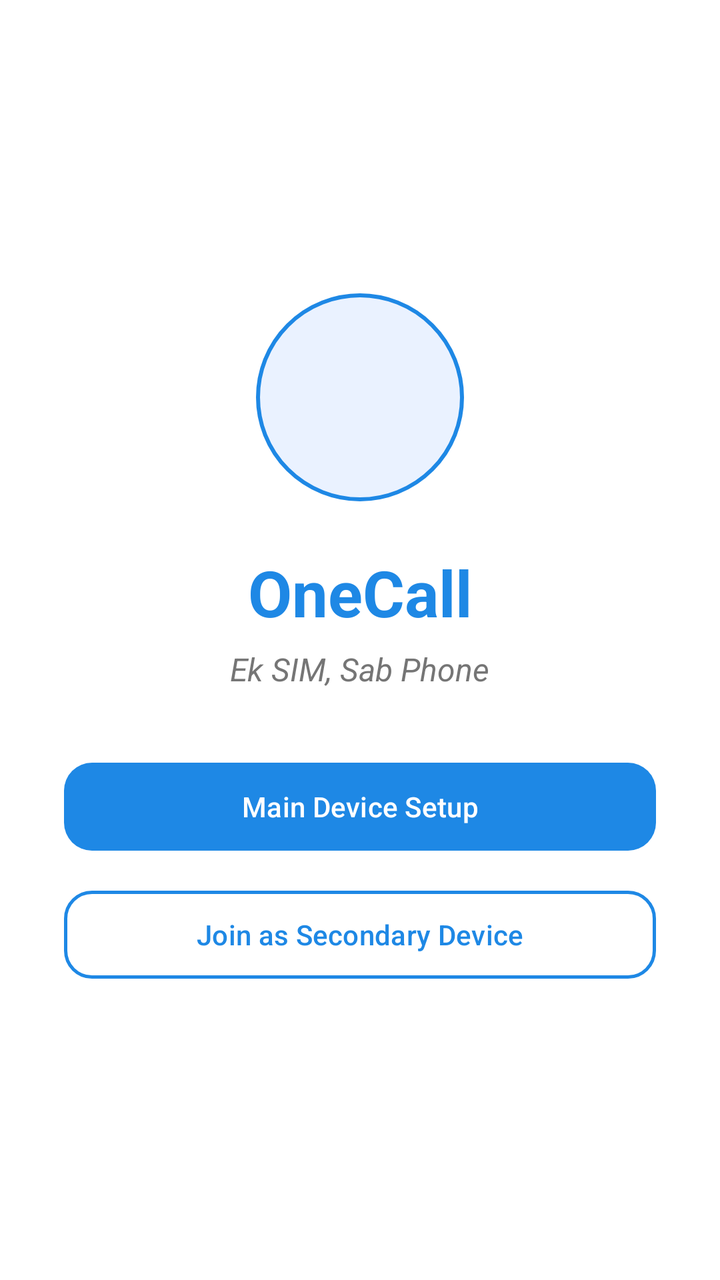
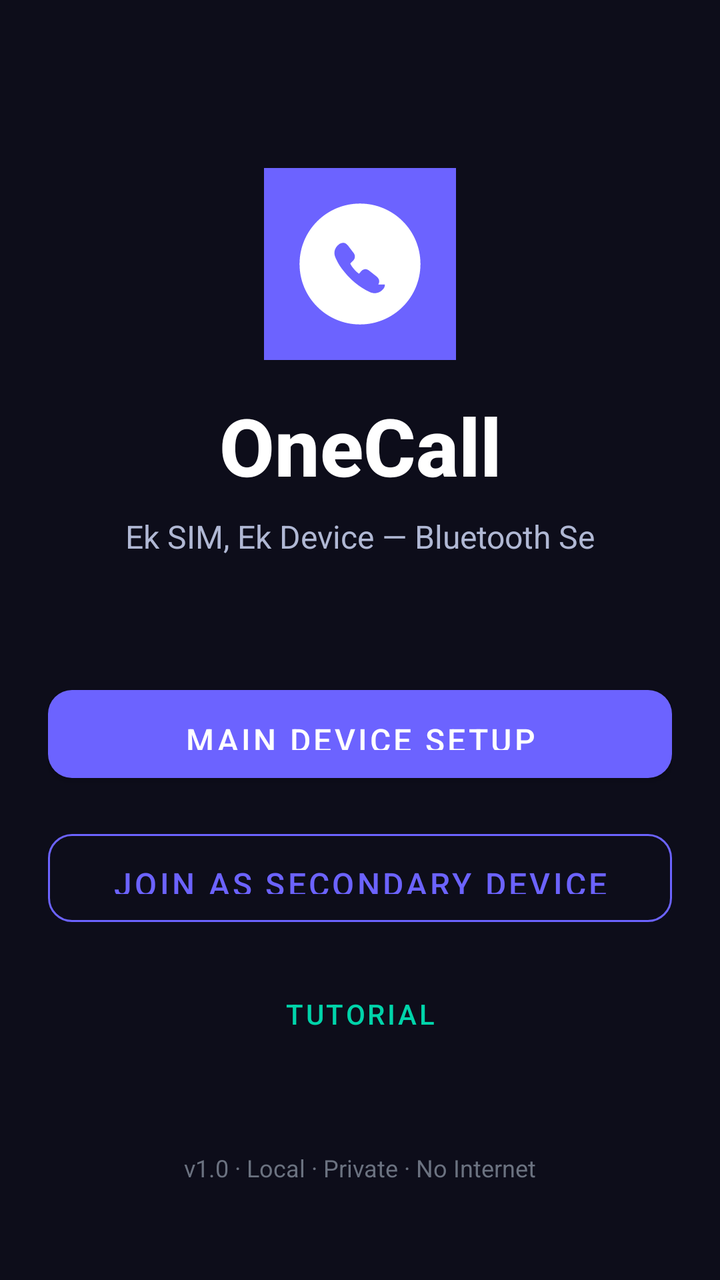

Before-and-after screenshots of an Android layout around one commit, followed by the original layout XML and the change that was made.
<!-- AndroidManifest.xml: application theme Theme.OneCall -->
<!-- res/layout/fragment_welcome.xml -->
<?xml version="1.0" encoding="utf-8"?>
<androidx.constraintlayout.widget.ConstraintLayout xmlns:android="http://schemas.android.com/apk/res/android"
    xmlns:app="http://schemas.android.com/apk/res-auto"
    xmlns:tools="http://schemas.android.com/tools"
    android:layout_width="match_parent"
    android:layout_height="match_parent"
    android:background="@color/onecall_background"
    tools:context=".ui.screens.WelcomeFragment">

    <LinearLayout
        android:id="@+id/welcomeContent"
        android:layout_width="0dp"
        android:layout_height="wrap_content"
        android:gravity="center_horizontal"
        android:orientation="vertical"
        android:paddingLeft="32dp"
        android:paddingTop="24dp"
        android:paddingRight="32dp"
        android:paddingBottom="24dp"
        app:layout_constraintBottom_toBottomOf="parent"
        app:layout_constraintEnd_toEndOf="parent"
        app:layout_constraintStart_toStartOf="parent"
        app:layout_constraintTop_toTopOf="parent">

        <View
            android:id="@+id/logoPlaceholder"
            android:layout_width="104dp"
            android:layout_height="104dp"
            android:background="@drawable/bg_logo_placeholder" />

        <TextView
            android:id="@+id/appNameText"
            android:layout_width="wrap_content"
            android:layout_height="wrap_content"
            android:layout_marginTop="24dp"
            android:fontFamily="sans-serif"
            android:text="@string/app_name"
            android:textColor="@color/onecall_blue"
            android:textSize="32sp"
            android:textStyle="bold" />

        <TextView
            android:id="@+id/taglineText"
            android:layout_width="wrap_content"
            android:layout_height="wrap_content"
            android:layout_marginTop="6dp"
            android:fontFamily="sans-serif"
            android:text="@string/welcome_tagline"
            android:textColor="@color/onecall_gray"
            android:textSize="16sp"
            android:textStyle="italic" />

        <com.google.android.material.button.MaterialButton
            android:id="@+id/mainDeviceSetupButton"
            android:layout_width="match_parent"
            android:layout_height="52dp"
            android:layout_marginTop="32dp"
            android:text="@string/main_device_setup"
            android:textAllCaps="false"
            android:textColor="@color/onecall_white"
            app:cornerRadius="14dp"
            app:backgroundTint="@color/onecall_blue" />

        <com.google.android.material.button.MaterialButton
            android:id="@+id/secondaryDeviceSetupButton"
            style="@style/Widget.Material3.Button.OutlinedButton"
            android:layout_width="match_parent"
            android:layout_height="52dp"
            android:layout_marginTop="12dp"
            android:text="@string/join_as_secondary_device"
            android:textAllCaps="false"
            android:textColor="@color/onecall_blue"
            app:cornerRadius="14dp"
            app:strokeColor="@color/onecall_blue"
            app:strokeWidth="1.5dp" />
    </LinearLayout>

</androidx.constraintlayout.widget.ConstraintLayout>
<!-- resources referenced by this layout -->
<resources>
  <color name="onecall_background">#FFFFFF</color>
  <color name="onecall_blue">#1E88E5</color>
  <color name="onecall_gray">#757575</color>
  <color name="onecall_white">#FFFFFF</color>
  <!-- drawable bg_logo_placeholder (drawable) -->
  <?xml version="1.0" encoding="utf-8"?>
  <shape xmlns:android="http://schemas.android.com/apk/res/android" android:shape="oval">
      <solid android:color="@color/onecall_placeholder" />
      <stroke
          android:width="2dp"
          android:color="@color/onecall_blue" />
  </shape>
  <string name="app_name">OneCall</string>
  <string name="join_as_secondary_device">Join as Secondary Device</string>
  <string name="main_device_setup">Main Device Setup</string>
  <string name="welcome_tagline">Ek SIM, Sab Phone</string>
  <style name="Theme.OneCall" parent="Theme.Material3.Light.NoActionBar">
          <item name="colorPrimary">@color/onecall_blue</item>
          <item name="colorSecondary">@color/onecall_blue_dark</item>
          <item name="colorTertiary">@color/onecall_blue_dark</item>
          <item name="android:statusBarColor">@color/onecall_background</item>
          <item name="android:navigationBarColor">@color/onecall_background</item>
          <item name="android:windowBackground">@color/onecall_background</item>
      </style>
  <color name="onecall_placeholder">#EAF2FF</color>
  <color name="onecall_blue_dark">#1565C0</color>
</resources>

<!-- the commit's change to res/layout/fragment_welcome.xml (unified diff, before → after) -->
@@ -1,78 +1,106 @@
 <?xml version="1.0" encoding="utf-8"?>
-<androidx.constraintlayout.widget.ConstraintLayout xmlns:android="http://schemas.android.com/apk/res/android"
+<ScrollView
+    xmlns:android="http://schemas.android.com/apk/res/android"
     xmlns:app="http://schemas.android.com/apk/res-auto"
-    xmlns:tools="http://schemas.android.com/tools"
     android:layout_width="match_parent"
     android:layout_height="match_parent"
-    android:background="@color/onecall_background"
-    tools:context=".ui.screens.WelcomeFragment">
+    android:background="@color/bg_dark"
+    android:fillViewport="true">
 
-    <LinearLayout
-        android:id="@+id/welcomeContent"
-        android:layout_width="0dp"
+    <androidx.constraintlayout.widget.ConstraintLayout
+        android:layout_width="match_parent"
         android:layout_height="wrap_content"
-        android:gravity="center_horizontal"
-        android:orientation="vertical"
-        android:paddingLeft="32dp"
-        android:paddingTop="24dp"
-        android:paddingRight="32dp"
-        android:paddingBottom="24dp"
-        app:layout_constraintBottom_toBottomOf="parent"
-        app:layout_constraintEnd_toEndOf="parent"
-        app:layout_constraintStart_toStartOf="parent"
-        app:layout_constraintTop_toTopOf="parent">
+        android:padding="24dp"
+        android:minHeight="600dp">
 
-        <View
-            android:id="@+id/logoPlaceholder"
-            android:layout_width="104dp"
-            android:layout_height="104dp"
-            android:background="@drawable/bg_logo_placeholder" />
+        
+        <ImageView
+            android:id="@+id/iv_logo"
+            android:layout_width="96dp"
+            android:layout_height="96dp"
+            android:src="@drawable/ic_app_icon"
+            app:layout_constraintTop_toTopOf="parent"
+            app:layout_constraintStart_toStartOf="parent"
+            app:layout_constraintEnd_toEndOf="parent"
+            android:layout_marginTop="60dp" />
 
+        
         <TextView
-            android:id="@+id/appNameText"
+            android:id="@+id/tv_app_name"
             android:layout_width="wrap_content"
             android:layout_height="wrap_content"
-            android:layout_marginTop="24dp"
-            android:fontFamily="sans-serif"
             android:text="@string/app_name"
-            android:textColor="@color/onecall_blue"
-            android:textSize="32sp"
-            android:textStyle="bold" />
+            android:textSize="40sp"
+            android:textStyle="bold"
+            android:textColor="@color/text_primary"
+            android:fontFamily="sans-serif-medium"
+            app:layout_constraintTop_toBottomOf="@id/iv_logo"
+            app:layout_constraintStart_toStartOf="parent"
+            app:layout_constraintEnd_toEndOf="parent"
+            android:layout_marginTop="16dp" />
 
+        
         <TextView
-            android:id="@+id/taglineText"
+            android:id="@+id/tv_tagline"
             android:layout_width="wrap_content"
             android:layout_height="wrap_content"
-            android:layout_marginTop="6dp"
-            android:fontFamily="sans-serif"
-            android:text="@string/welcome_tagline"
-            android:textColor="@color/onecall_gray"
+            android:text="@string/tagline"
             android:textSize="16sp"
-            android:textStyle="italic" />
+            android:textColor="@color/text_secondary"
+            app:layout_constraintTop_toBottomOf="@id/tv_app_name"
+            app:layout_constraintStart_toStartOf="parent"
+            app:layout_constraintEnd_toEndOf="parent"
+            android:layout_marginTop="8dp" />
 
+        
         <com.google.android.material.button.MaterialButton
-            android:id="@+id/mainDeviceSetupButton"
-            android:layout_width="match_parent"
-            android:layout_height="52dp"
-            android:layout_marginTop="32dp"
-            android:text="@string/main_device_setup"
-            android:textAllCaps="false"
-            android:textColor="@color/onecall_white"
-            app:cornerRadius="14dp"
-            app:backgroundTint="@color/onecall_blue" />
+            android:id="@+id/btn_main_device"
+            android:layout_width="0dp"
+            android:layout_height="56dp"
+            android:text="@string/btn_main_device_setup"
+            style="@style/Widget.OneCall.Button.Primary"
+            app:layout_constraintTop_toBottomOf="@id/tv_tagline"
+            app:layout_constraintStart_toStartOf="parent"
+            app:layout_constraintEnd_toEndOf="parent"
+            android:layout_marginTop="60dp" />
 
+        
         <com.google.android.material.button.MaterialButton
-            android:id="@+id/secondaryDeviceSetupButton"
-            style="@style/Widget.Material3.Button.OutlinedButton"
-            android:layout_width="match_parent"
-            android:layout_height="52dp"
-            android:layout_marginTop="12dp"
-            android:text="@string/join_as_secondary_device"
-            android:textAllCaps="false"
-            android:textColor="@color/onecall_blue"
-            app:cornerRadius="14dp"
-            app:strokeColor="@color/onecall_blue"
-            app:strokeWidth="1.5dp" />
-    </LinearLayout>
+            android:id="@+id/btn_secondary_device"
+            android:layout_width="0dp"
+            android:layout_height="56dp"
+            android:text="@string/btn_join_secondary"
+            style="@style/Widget.OneCall.Button.Secondary"
+            app:layout_constraintTop_toBottomOf="@id/btn_main_device"
+            app:layout_constraintStart_toStartOf="parent"
+            app:layout_constraintEnd_toEndOf="parent"
+            android:layout_marginTop="16dp" />
 
-</androidx.constraintlayout.widget.ConstraintLayout>
+        
+        <com.google.android.material.button.MaterialButton
+            android:id="@+id/btn_tutorial"
+            android:layout_width="wrap_content"
+            android:layout_height="wrap_content"
+            android:text="@string/btn_tutorial"
+            style="@style/Widget.OneCall.Button.Text"
+            app:layout_constraintTop_toBottomOf="@id/btn_secondary_device"
+            app:layout_constraintStart_toStartOf="parent"
+            app:layout_constraintEnd_toEndOf="parent"
+            android:layout_marginTop="16dp" />
+
+        
+        <TextView
+            android:id="@+id/tv_version"
+            android:layout_width="wrap_content"
+            android:layout_height="wrap_content"
+            android:text="v1.0 · Local · Private · No Internet"
+            android:textSize="12sp"
+            android:textColor="@color/text_hint"
+            app:layout_constraintBottom_toBottomOf="parent"
+            app:layout_constraintStart_toStartOf="parent"
+            app:layout_constraintEnd_toEndOf="parent"
+            android:layout_marginBottom="24dp" />
+
+    </androidx.constraintlayout.widget.ConstraintLayout>
+
+</ScrollView>
<!-- resource entries referenced after the edit -->
@@ -1,30 +1,72 @@
 <!-- resources referenced by this layout -->
 <resources>
-  <color name="onecall_background">#FFFFFF</color>
-  <color name="onecall_blue">#1E88E5</color>
-  <color name="onecall_gray">#757575</color>
-  <color name="onecall_white">#FFFFFF</color>
-  <!-- drawable bg_logo_placeholder (drawable) -->
+  <color name="bg_dark">#0D0D1A</color>
+  <color name="text_hint">#6B7280</color>
+  <color name="text_primary">#FFFFFF</color>
+  <color name="text_secondary">#B0B8D4</color>
+  <!-- drawable ic_app_icon (drawable) -->
   <?xml version="1.0" encoding="utf-8"?>
-  <shape xmlns:android="http://schemas.android.com/apk/res/android" android:shape="oval">
-      <solid android:color="@color/onecall_placeholder" />
-      <stroke
-          android:width="2dp"
-          android:color="@color/onecall_blue" />
-  </shape>
+  <vector xmlns:android="http://schemas.android.com/apk/res/android"
+      android:width="108dp"
+      android:height="108dp"
+      android:viewportWidth="108"
+      android:viewportHeight="108">
+      <path
+          android:fillColor="#6C63FF"
+          android:pathData="M0,0 H108 V108 H0 Z" />
+      
+      <path
+          android:fillColor="#FFFFFF"
+          android:pathData="M54,20 C35.2,20 20,35.2 20,54 C20,72.8 35.2,88 54,88 C72.8,88 88,72.8 88,54 C88,35.2 72.8,20 54,20 Z
+                            M68,65.5 C68,66.3 67.8,67.1 67.3,67.8 C66.3,69.1 65,70 63.4,70.3 C62,70.6 60.6,70.3 59.3,69.7
+                            C56.4,68.3 53.7,66.6 51.3,64.6 C49,62.7 46.9,60.6 45.1,58.3 C43.2,56.1 41.6,53.6 40.4,50.9
+                            C39.8,49.6 39.4,48.2 39.7,46.7 C40,45.2 40.9,43.9 42.2,42.9 C42.9,42.4 43.7,42.1 44.5,42.1
+                            C44.8,42.1 45.1,42.1 45.4,42.2 C46.2,42.5 46.8,43.1 47.3,43.7 L50.5,47.9 C51,48.6 51.2,49.4 51.1,50.2
+                            C51,51 50.6,51.7 50,52.2 L48.7,53.5 C48.6,53.6 48.6,53.8 48.6,53.9 C49.1,54.9 49.7,55.8 50.5,56.7
+                            C51.3,57.7 52.2,58.6 53.2,59.3 C53.4,59.5 53.5,59.4 53.6,59.3 L54.8,57.9 C55.4,57.3 56.1,57 56.9,56.9
+                            C57.7,56.9 58.5,57.2 59.1,57.7 L63.3,61 C63.9,61.5 64.5,62.2 64.7,63 C65,63.9 64.7,64.8 64.3,65.5 Z"
+          android:fillType="evenOdd" />
+  </vector>
   <string name="app_name">OneCall</string>
-  <string name="join_as_secondary_device">Join as Secondary Device</string>
-  <string name="main_device_setup">Main Device Setup</string>
-  <string name="welcome_tagline">Ek SIM, Sab Phone</string>
-  <style name="Theme.OneCall" parent="Theme.Material3.Light.NoActionBar">
-          <item name="colorPrimary">@color/onecall_blue</item>
-          <item name="colorSecondary">@color/onecall_blue_dark</item>
-          <item name="colorTertiary">@color/onecall_blue_dark</item>
-          <item name="android:statusBarColor">@color/onecall_background</item>
-          <item name="android:navigationBarColor">@color/onecall_background</item>
-          <item name="android:windowBackground">@color/onecall_background</item>
+  <string name="btn_join_secondary">Join as Secondary Device</string>
+  <string name="btn_main_device_setup">Main Device Setup</string>
+  <string name="btn_tutorial">Tutorial</string>
+  <string name="tagline">Ek SIM, Ek Device — Bluetooth Se</string>
+  <style name="Widget.OneCall.Button.Primary" parent="Widget.MaterialComponents.Button">
+          <item name="backgroundTint">@color/brand_primary</item>
+          <item name="android:textColor">@color/text_primary</item>
+          <item name="android:textSize">16sp</item>
+          <item name="cornerRadius">12dp</item>
+          <item name="android:paddingTop">14dp</item>
+          <item name="android:paddingBottom">14dp</item>
+          <item name="rippleColor">@color/brand_primary_dark</item>
       </style>
-  <color name="onecall_placeholder">#EAF2FF</color>
-  <color name="onecall_blue_dark">#1565C0</color>
+  <style name="Widget.OneCall.Button.Secondary" parent="Widget.MaterialComponents.Button.OutlinedButton">
+          <item name="strokeColor">@color/brand_primary</item>
+          <item name="android:textColor">@color/brand_primary</item>
+          <item name="android:textSize">16sp</item>
+          <item name="cornerRadius">12dp</item>
+          <item name="android:paddingTop">14dp</item>
+          <item name="android:paddingBottom">14dp</item>
+      </style>
+  <style name="Widget.OneCall.Button.Text" parent="Widget.MaterialComponents.Button.TextButton">
+          <item name="android:textColor">@color/brand_secondary</item>
+          <item name="android:textSize">14sp</item>
+      </style>
+  <style name="Theme.OneCall" parent="Theme.MaterialComponents.DayNight.NoActionBar">
+          <item name="colorPrimary">@color/brand_primary</item>
+          <item name="colorPrimaryVariant">@color/brand_primary_dark</item>
+          <item name="colorOnPrimary">@color/text_on_primary</item>
+          <item name="colorSecondary">@color/brand_secondary</item>
+          <item name="colorOnSecondary">@color/bg_dark</item>
+          <item name="android:windowBackground">@color/bg_dark</item>
+          <item name="android:statusBarColor">@color/bg_dark</item>
+          <item name="android:navigationBarColor">@color/bg_dark</item>
+          <item name="android:windowLightStatusBar">false</item>
+      </style>
+  <color name="brand_primary">#6C63FF</color>
+  <color name="brand_primary_dark">#4B44CC</color>
+  <color name="brand_secondary">#00D4AA</color>
+  <color name="text_on_primary">#FFFFFF</color>
 </resources>
 
